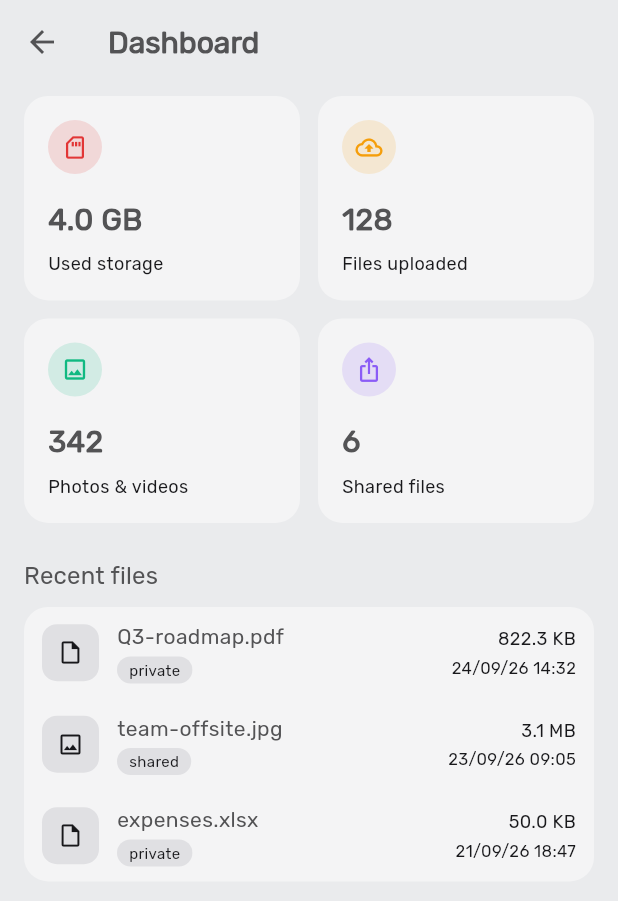
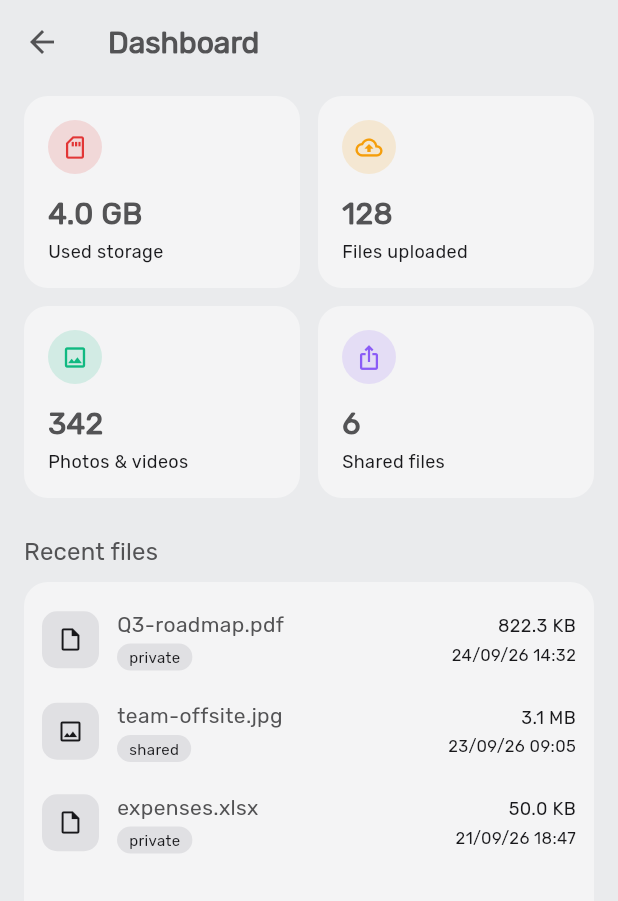
Before and after one commit to Ramphy0x90/r16a-cloud-app, a Flutter app: the DashboardScreen screen opened directly, on a phone screen of 412 x 824 dp. Shown: the top 901 px of the screen. Run offline on Flutter 3.47's test engine with Material 3 defaults, Android fonts, the phone set to English and light mode, and no system bars; our stand-ins replace dio, flutter_riverpod, flutter_secure_storage, flutter_svg; missing offline and left inert: flutter_appauth; accounts and stored records are empty.

Commit message:
min: layout update in dashboard, make recent files list expand

```diff
--- a/lib/features/dashboard/presentation/dashboard_screen.dart
+++ b/lib/features/dashboard/presentation/dashboard_screen.dart
@@ -45,40 +45,52 @@ class DashboardScreen extends StatelessWidget {
   @override
   Widget build(BuildContext context) {
     final data = _placeholderData;
+    final scheme = Theme.of(context).colorScheme;
 
     return Scaffold(
       appBar: AppBar(title: const Text('Dashboard')),
-      body: ListView(
+      // The 120 bottom inset clears the floating dock for the whole
+      // column — including the recent-files box below — not just its
+      // scrolled content, so the box's rounded background stops above the
+      // dock instead of extending behind it.
+      body: Padding(
         padding: const EdgeInsets.fromLTRB(16, 8, 16, 120),
+        child: Column(
+          crossAxisAlignment: CrossAxisAlignment.start,
           children: [
-          GridView.count(
-            crossAxisCount: 2,
-            shrinkWrap: true,
-            physics: const NeverScrollableScrollPhysics(),
-            mainAxisSpacing: 12,
-            crossAxisSpacing: 12,
-            childAspectRatio: 1.35,
+            for (var row = 0; row < dashboardMetricSpecs.length; row += 2) ...[
+              if (row > 0) const SizedBox(height: 12),
+              Row(
                 children: [
-              for (final spec in dashboardMetricSpecs)
-                MetricCard(spec: spec, metrics: data.metrics),
+                  Expanded(
+                    child: MetricCard(spec: dashboardMetricSpecs[row], metrics: data.metrics),
+                  ),
+                  const SizedBox(width: 12),
+                  Expanded(
+                    child: MetricCard(spec: dashboardMetricSpecs[row + 1], metrics: data.metrics),
+                  ),
                 ],
               ),
+            ],
             const SizedBox(height: 24),
             Text('Recent files', style: Theme.of(context).textTheme.titleMedium),
             const SizedBox(height: 8),
-          Container(
-            padding: const EdgeInsets.symmetric(horizontal: 12),
+            Expanded(
+              child: DecoratedBox(
                 decoration: BoxDecoration(
-              color: Theme.of(context).colorScheme.surfaceContainer,
+                  color: scheme.surfaceContainer,
                   borderRadius: BorderRadius.circular(16),
                 ),
-            child: Column(
+                child: ListView(
+                  padding: const EdgeInsets.fromLTRB(12, 8, 12, 20),
                   children: [
                     for (final file in data.recentFiles) RecentFileTile(file: file),
                   ],
                 ),
               ),
+            ),
           ],
+        ),
       ),
     );
   }
```
Lines whose indentation alone changed are shown as unchanged.
